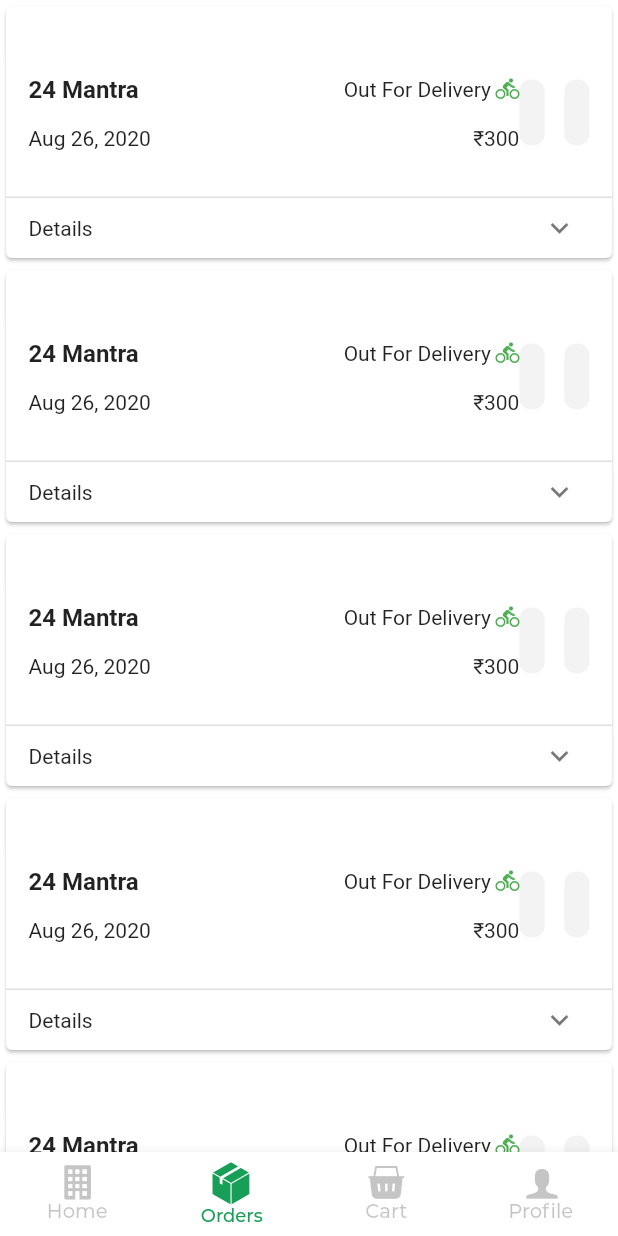
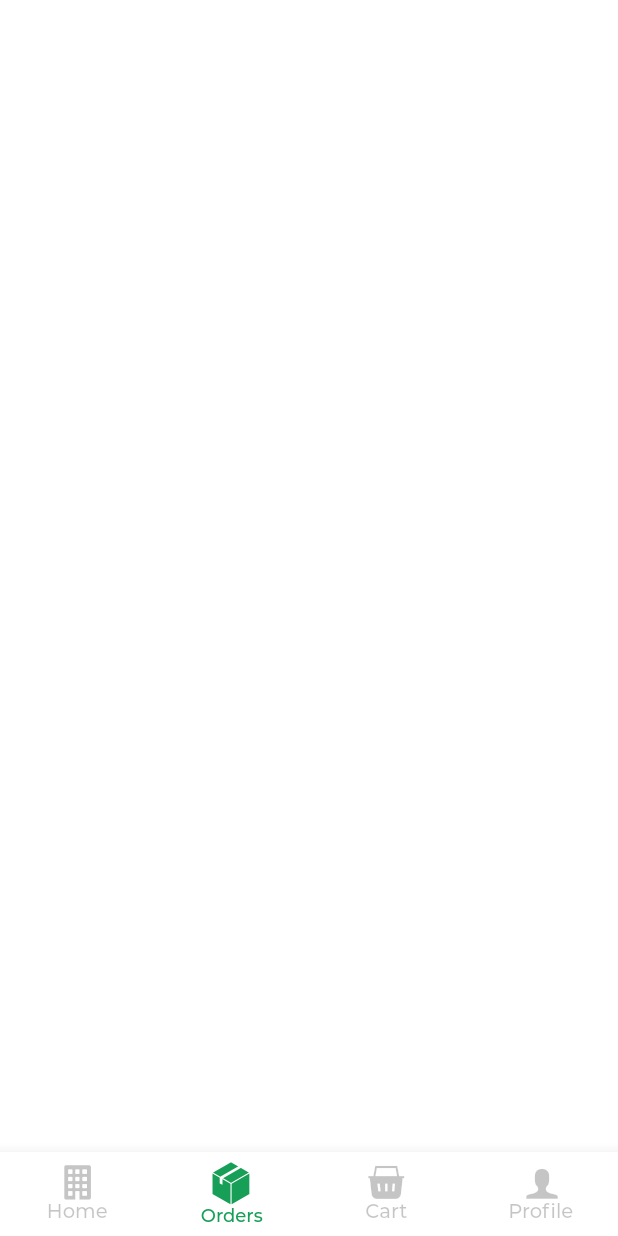
Before and after one commit to varmeh/botigaApp, a Flutter app: the screen it shows after launch, item 2 of the bottom bar chosen, on a phone screen of 412 x 824 dp. Run offline on Flutter 3.47's test engine with Material 2 defaults, Android fonts, the phone set to English and light mode, and no system bars; drawn by our look-alikes of badges, expandable; our stand-ins replace cached_network_image, firebase_analytics, firebase_core, firebase_crashlytics, firebase_messaging, package_info; accounts and stored records are empty; generated files the repository leaves out were written again; network calls fail; project files that could hold a hidden picture were left out.

Commit message:
code refactor

```diff
--- a/lib/app/orders/orderListScreen.dart
+++ /dev/null
@@ -1,29 +0,0 @@
-import 'package:flutter/material.dart';
-import 'package:expandable/expandable.dart';
-
-import 'widgets/orderCard.dart';
-
-class OrderListScreen extends StatefulWidget {
-  OrderListScreen({Key key}) : super(key: key);
-
-  @override
-  _OrderListScreenState createState() => _OrderListScreenState();
-}
-
-class _OrderListScreenState extends State<OrderListScreen> {
-  @override
-  Widget build(BuildContext context) {
-    return ExpandableTheme(
-      data: ExpandableThemeData(
-        useInkWell: true,
-      ),
-      child: ListView.builder(
-        itemCount: 5,
-        physics: const BouncingScrollPhysics(),
-        itemBuilder: (context, index) {
-          return OrderCard();
-        },
-      ),
-    );
-  }
-}
--- /dev/null
+++ b/lib/app/orders/ordersScreen.dart
@@ -0,0 +1,21 @@
+import 'package:flutter/material.dart';
+
+class OrderListScreen extends StatefulWidget {
+  OrderListScreen({Key key}) : super(key: key);
+
+  @override
+  _OrderListScreenState createState() => _OrderListScreenState();
+}
+
+class _OrderListScreenState extends State<OrderListScreen> {
+  @override
+  Widget build(BuildContext context) {
+    return ListView.builder(
+      itemCount: 5,
+      physics: const BouncingScrollPhysics(),
+      itemBuilder: (context, index) {
+        return Container();
+      },
+    );
+  }
+}
--- a/lib/app/orders/widgets/orderCard.dart
+++ /dev/null
@@ -1,24 +0,0 @@
-import 'package:flutter/material.dart';
-import 'package:expandable/expandable.dart';
-
-import 'orderStandardInfoWidget.dart';
-import 'orderItemizedDetailWidget.dart';
-
-class OrderCard extends StatelessWidget {
-  @override
-  Widget build(BuildContext context) {
-    return ExpandableNotifier(
-      child: Card(
-        clipBehavior: Clip.antiAlias,
-        child: Container(
-          child: Column(
-            children: [
-              OrderStandardInfoWidget(),
-              OrderItemizedDetailsWidget(),
-            ],
-          ),
-        ),
-      ),
-    );
-  }
-}
--- a/lib/app/orders/widgets/orderItemizedDetailWidget.dart
+++ /dev/null
@@ -1,95 +0,0 @@
-import 'package:flutter/material.dart';
-import 'package:expandable/expandable.dart';
-
-import '../../../theme/index.dart';
-
-class OrderItemizedDetailsWidget extends StatelessWidget {
-  const OrderItemizedDetailsWidget({
-    Key key,
-  }) : super(key: key);
-
-  Widget _itemizedInfo(ThemeData themeData) {
-    final _textStyle = themeData.textTheme.subtitle2.w400;
-    return Padding(
-      padding: const EdgeInsets.only(bottom: 12.0),
-      child: Row(
-        mainAxisAlignment: MainAxisAlignment.spaceBetween,
-        children: [
-          Expanded(
-            flex: 2,
-            child: Text(
-              'Basmati Atta',
-              style: _textStyle,
-            ),
-          ),
-          Expanded(
-            child: Text(
-              '2kg x 1',
-              textAlign: TextAlign.end,
-              style: _textStyle,
-            ),
-          ),
-          Expanded(
-            child: Text(
-              '₹150',
-              textAlign: TextAlign.end,
-              style: _textStyle,
-            ),
-          ),
-        ],
-      ),
-    );
-  }
-
-  @override
-  Widget build(BuildContext context) {
-    final _themeData = Theme.of(context);
-    return ScrollOnExpand(
-      scrollOnExpand: true,
-      scrollOnCollapse: false,
-      child: Container(
-        padding: EdgeInsets.symmetric(horizontal: 15.0),
-        decoration: BoxDecoration(
-          border: Border(
-            top: BorderSide(color: _themeData.dividerColor),
-          ),
-        ),
-        child: ExpandablePanel(
-          theme: const ExpandableThemeData(
-            headerAlignment: ExpandablePanelHeaderAlignment.center,
-            tapBodyToCollapse: true,
-          ),
-          header: Text(
-            "Details",
-            style: Theme.of(context).textTheme.bodyText2,
-          ),
-          // Collapsed Used to display a portion of expanded data
-          // collapsed: Text(
-          //   loremIpsum,
-          //   softWrap: true,
-          //   maxLines: 2,
-          //   overflow: TextOverflow.ellipsis,
-          // ),
-          expanded: Column(
-            crossAxisAlignment: CrossAxisAlignment.start,
-            children: [
-              _itemizedInfo(_themeData),
-              _itemizedInfo(_themeData),
-              _itemizedInfo(_themeData),
-              _itemizedInfo(_themeData),
-            ],
-          ),
-          builder: (_, collapsed, expanded) {
-            return Container(
-              child: Expandable(
-                collapsed: collapsed,
-                expanded: expanded,
-                theme: const ExpandableThemeData(crossFadePoint: 0),
-              ),
-            );
-          },
-        ),
-      ),
-    );
-  }
-}
--- a/lib/app/orders/widgets/orderStandardInfoWidget.dart
+++ /dev/null
@@ -1,77 +0,0 @@
-import 'package:flutter/material.dart';
-
-import '../../../theme/index.dart';
-import '../../../util/index.dart';
-import '../../../widgets/index.dart' show ContactPartnerWidget;
-import '../../../models/index.dart'
-    show DeliveryStatus, DeliveryStatusExtension;
-
-class OrderStandardInfoWidget extends StatelessWidget {
-  Widget deliveryStatus(TextTheme textTheme, DeliveryStatus status) {
-    return Row(
-      children: [
-        Text(
-          status.message,
-          style: textTheme.bodyText2,
-        ),
-        SizedBox(
-          width: 3,
-        ),
-        Icon(
-          status.icon,
-          size: 16,
-          color: status.color,
-        ),
-      ],
-    );
-  }
-
-  @override
-  Widget build(BuildContext context) {
-    final _textTheme = Theme.of(context).textTheme;
-    final _sizedBox = SizedBox(
-      height: 15,
-    );
-
-    return Container(
-      padding: Constants.kEdgeInsetsCard,
-      child: Row(
-        mainAxisAlignment: MainAxisAlignment.spaceBetween,
-        children: [
-          Expanded(
-            flex: 7,
-            child: Column(
-              crossAxisAlignment: CrossAxisAlignment.start,
-              children: [
-                Row(
-                  mainAxisAlignment: MainAxisAlignment.spaceBetween,
-                  children: [
-                    Text(
-                      '24 Mantra',
-                      style: _textTheme.subtitle1.w700,
-                    ),
-                    deliveryStatus(_textTheme, DeliveryStatus.outfordelivery),
-                  ],
-                ),
-                _sizedBox,
-                Row(
-                  mainAxisAlignment: MainAxisAlignment.spaceBetween,
-                  children: [
-                    Text('Aug 26, 2020', style: _textTheme.bodyText2),
-                    Text('₹300', style: _textTheme.bodyText2),
-                  ],
-                ),
-              ],
-            ),
-          ),
-          Expanded(
-            child: ContactPartnerWidget(
-              phone: '+919910057232',
-              whatsapp: '+919910057232',
-            ),
-          ),
-        ],
-      ),
-    );
-  }
-}
--- a/lib/app/tabbar.dart
+++ b/lib/app/tabbar.dart
@@ -6,7 +6,7 @@
 import 'package:badges/badges.dart';
 
 import 'home/HomeScreen.dart';
-import 'orders/orderListScreen.dart';
+import 'orders/ordersScreen.dart';
 import 'cart/cartScreen.dart';
 import 'profile/profileListScreen.dart';
 
--- a/lib/widgets/colorIconButton.dart
+++ /dev/null
@@ -1,22 +0,0 @@
-import 'package:flutter/material.dart';
-
-class ColorIconButton extends StatelessWidget {
-  final IconData icon;
-  final Color color;
-  final onPressed;
-
-  ColorIconButton(
-      {@required this.icon, @required this.color, @required this.onPressed});
-
-  @override
-  Widget build(BuildContext context) {
-    return GestureDetector(
-      onTap: onPressed,
-      child: Icon(
-        this.icon,
-        color: this.color,
-        size: 20,
-      ),
-    );
-  }
-}
--- a/lib/widgets/incrementButton.dart
+++ b/lib/widgets/incrementButton.dart
@@ -1,6 +1,5 @@
 import 'package:flutter/material.dart';
 
-import 'colorIconButton.dart';
 import '../theme/index.dart';
 
 class IncrementButton extends StatelessWidget {
@@ -28,23 +27,26 @@
         crossAxisAlignment: CrossAxisAlignment.start,
         mainAxisAlignment: MainAxisAlignment.spaceBetween,
         children: [
-          ColorIconButton(
-            icon: Icons.remove,
-            color: AppTheme.primaryColor,
-            onPressed: this.onDecrement,
-          ),
+          _iconButton(Icons.remove, AppTheme.primaryColor, this.onDecrement),
           Text(
             value.toString(),
             style:
                 AppTheme.textStyle.w600.size(15).colored(AppTheme.primaryColor),
           ),
-          ColorIconButton(
-            icon: Icons.add,
-            color: AppTheme.primaryColor,
-            onPressed: this.onIncrement,
-          ),
+          _iconButton(Icons.add, AppTheme.primaryColor, this.onIncrement),
         ],
       ),
     );
   }
+
+  Widget _iconButton(IconData icon, Color color, Function onTap) {
+    return GestureDetector(
+      onTap: onTap,
+      child: Icon(
+        icon,
+        color: color,
+        size: 20,
+      ),
+    );
+  }
 }
--- a/lib/widgets/index.dart
+++ b/lib/widgets/index.dart
@@ -1,5 +1,4 @@
 export 'incrementButton.dart';
-export 'colorIconButton.dart';
 export 'contactPartnerWidget.dart';
 export 'brandingTile.dart';
 export 'openContainerBottomModal.dart';
--- a/pubspec.yaml
+++ b/pubspec.yaml
@@ -27,7 +27,6 @@
   # The following adds the Cupertino Icons font to your application.
   # Use with the CupertinoIcons class for iOS style icons.
   cupertino_icons: ^0.1.3
-  expandable: ^4.1.4
   url_launcher: ^5.5.0
   provider: ^4.3.2+1
   package_info: ^0.4.3
```
Also changed, not shown: pubspec.lock.
